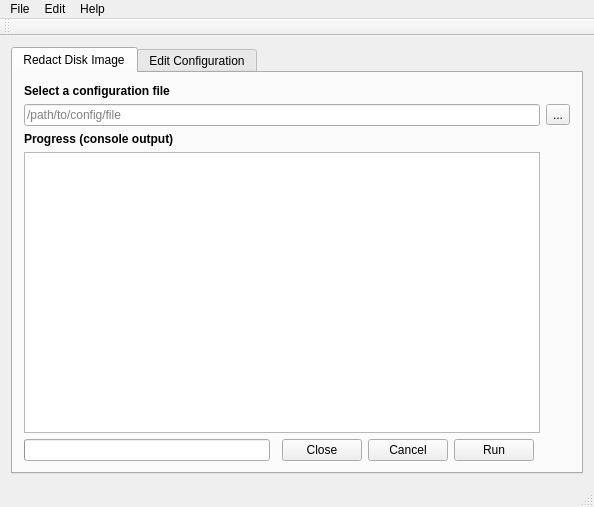
The window that libredact/UI/bca-redtools-gui/redactwindow.ui (BitCurator/bitcurator-access-redaction) describes before a commit, drawn with Qt 5.
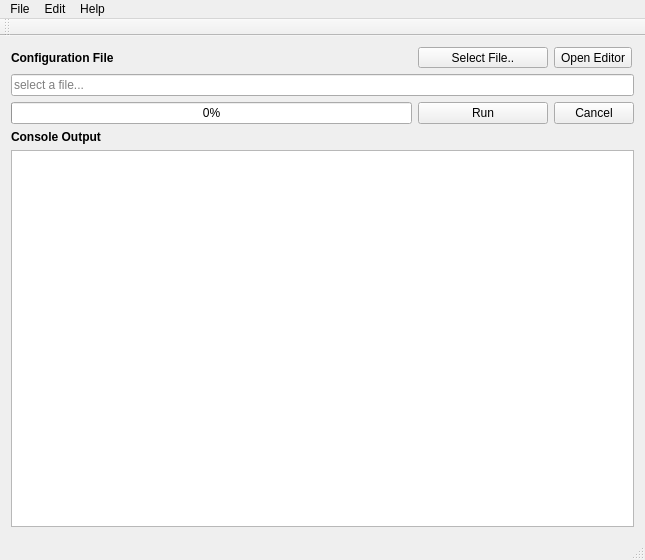
The same window after the commit.

Commit message: first pass at simplest GUI with progress and logging

```diff
--- a/libredact/UI/bca-redtools-gui/redactwindow.ui
+++ b/libredact/UI/bca-redtools-gui/redactwindow.ui
@@ -6,8 +6,8 @@
    <rect>
     <x>0</x>
     <y>0</y>
-    <width>594</width>
-    <height>507</height>
+    <width>645</width>
+    <height>560</height>
    </rect>
   </property>
   <property name="windowTitle">
@@ -15,16 +15,52 @@
   </property>
   <widget class="QWidget" name="centralWidget">
    <layout class="QGridLayout" name="gridLayout">
-    <item row="0" column="0">
-     <widget class="QTabWidget" name="RedactTabs">
-      <property name="currentIndex">
-       <number>0</number>
+    <item row="1" column="0" colspan="5">
+     <widget class="QLineEdit" name="SelectConfigEdit">
+      <property name="enabled">
+       <bool>true</bool>
       </property>
-      <widget class="QWidget" name="RedactDiskImageTab">
-       <attribute name="title">
-        <string>Redact Disk Image</string>
-       </attribute>
-       <layout class="QGridLayout" name="gridLayout_2">
+      <property name="readOnly">
+       <bool>true</bool>
+      </property>
+      <property name="placeholderText">
+       <string>select a file...</string>
+      </property>
+     </widget>
+    </item>
+    <item row="0" column="3">
+     <widget class="QToolButton" name="SelectConfigTool">
+      <property name="sizePolicy">
+       <sizepolicy hsizetype="Preferred" vsizetype="Preferred">
+        <horstretch>0</horstretch>
+        <verstretch>0</verstretch>
+       </sizepolicy>
+      </property>
+      <property name="text">
+       <string>Select File..</string>
+      </property>
+     </widget>
+    </item>
+    <item row="3" column="0">
+     <widget class="QLabel" name="ProgressLabel">
+      <property name="font">
+       <font>
+        <weight>75</weight>
+        <bold>true</bold>
+       </font>
+      </property>
+      <property name="text">
+       <string>Console Output</string>
+      </property>
+     </widget>
+    </item>
+    <item row="0" column="4">
+     <widget class="QToolButton" name="OpenConfigEditorButton">
+      <property name="text">
+       <string>Open Editor</string>
+      </property>
+     </widget>
+    </item>
         <item row="0" column="0">
          <widget class="QLabel" name="SelectConfigLabel">
           <property name="font">
@@ -35,19 +71,39 @@
            </font>
           </property>
           <property name="text">
-           <string>Select a configuration file</string>
+       <string>Configuration File</string>
           </property>
          </widget>
         </item>
-        <item row="4" column="2">
-         <widget class="QPushButton" name="CloseButton">
+    <item row="4" column="0" colspan="5">
+     <widget class="QTextEdit" name="textEdit">
+      <property name="readOnly">
+       <bool>true</bool>
+      </property>
+     </widget>
+    </item>
+    <item row="2" column="4">
+     <widget class="QPushButton" name="CancelButton">
           <property name="text">
-           <string>Close</string>
+       <string>Cancel</string>
           </property>
          </widget>
         </item>
-        <item row="4" column="0">
+    <item row="2" column="3">
+     <widget class="QPushButton" name="RunButton">
+      <property name="text">
+       <string>Run</string>
+      </property>
+     </widget>
+    </item>
+    <item row="2" column="0" colspan="3">
          <widget class="QProgressBar" name="RedactionProgress">
+      <property name="sizePolicy">
+       <sizepolicy hsizetype="Preferred" vsizetype="Fixed">
+        <horstretch>0</horstretch>
+        <verstretch>0</verstretch>
+       </sizepolicy>
+      </property>
           <property name="maximum">
            <number>1</number>
           </property>
@@ -55,91 +111,8 @@
            <number>0</number>
           </property>
           <property name="textVisible">
-           <bool>false</bool>
-          </property>
-         </widget>
-        </item>
-        <item row="2" column="0">
-         <widget class="QLabel" name="ProgressLabel">
-          <property name="font">
-           <font>
-            <weight>75</weight>
-            <bold>true</bold>
-           </font>
-          </property>
-          <property name="text">
-           <string>Progress (console output)</string>
-          </property>
-         </widget>
-        </item>
-        <item row="1" column="0" colspan="6">
-         <widget class="QLineEdit" name="SelectConfigEdit">
-          <property name="placeholderText">
-           <string>/path/to/config/file</string>
-          </property>
-         </widget>
-        </item>
-        <item row="1" column="6">
-         <widget class="QToolButton" name="SelectConfigTool">
-          <property name="text">
-           <string>...</string>
-          </property>
-         </widget>
-        </item>
-        <item row="3" column="0" colspan="6">
-         <widget class="QTextEdit" name="textEdit">
-          <property name="readOnly">
            <bool>true</bool>
           </property>
-         </widget>
-        </item>
-        <item row="4" column="4">
-         <widget class="QPushButton" name="RunButton">
-          <property name="text">
-           <string>Run</string>
-          </property>
-         </widget>
-        </item>
-        <item row="4" column="3">
-         <widget class="QPushButton" name="CancelButton">
-          <property name="text">
-           <string>Cancel</string>
-          </property>
-         </widget>
-        </item>
-       </layout>
-      </widget>
-      <widget class="QWidget" name="EditConfigTab">
-       <attribute name="title">
-        <string>Edit Configuration</string>
-       </attribute>
-       <layout class="QGridLayout" name="gridLayout_3">
-        <item row="0" column="0" colspan="2">
-         <widget class="QLabel" name="EditConfigLabel">
-          <property name="text">
-           <string>Load, edit, and save (or create a new configuration) using the form below.</string>
-          </property>
-         </widget>
-        </item>
-        <item row="2" column="0">
-         <widget class="QPushButton" name="LoadButton">
-          <property name="text">
-           <string>Load</string>
-          </property>
-         </widget>
-        </item>
-        <item row="2" column="1">
-         <widget class="QPushButton" name="SaveButton">
-          <property name="text">
-           <string>Save</string>
-          </property>
-         </widget>
-        </item>
-        <item row="1" column="0" colspan="2">
-         <widget class="QTextEdit" name="EditConfigText"/>
-        </item>
-       </layout>
-      </widget>
      </widget>
     </item>
    </layout>
@@ -149,8 +122,8 @@
     <rect>
      <x>0</x>
      <y>0</y>
-     <width>594</width>
-     <height>25</height>
+     <width>645</width>
+     <height>28</height>
     </rect>
    </property>
    <widget class="QMenu" name="menuFile">
```
Lines whose indentation alone changed are shown as unchanged. The commit also changes 3 other files.
